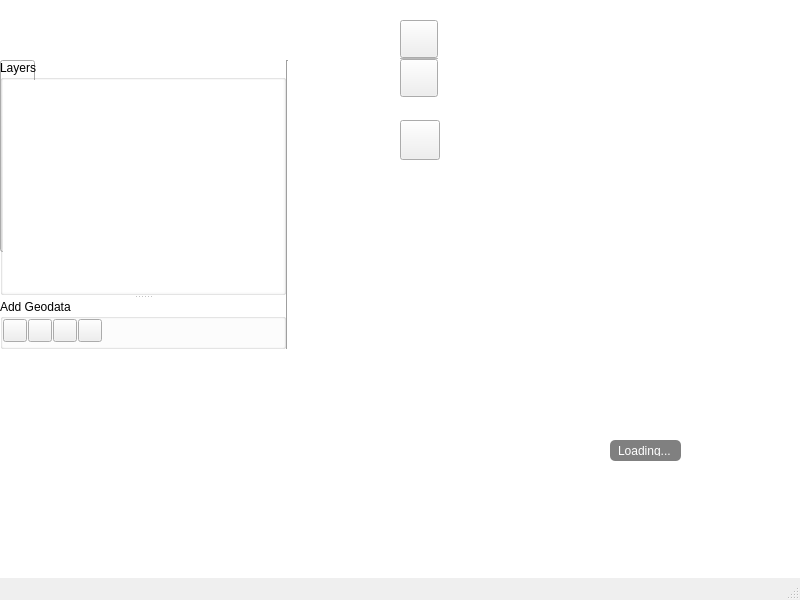
kadas-albireo/kadas-albireo2, file kadas/app/ui/kadaswindowbase.ui: the form before one commit.
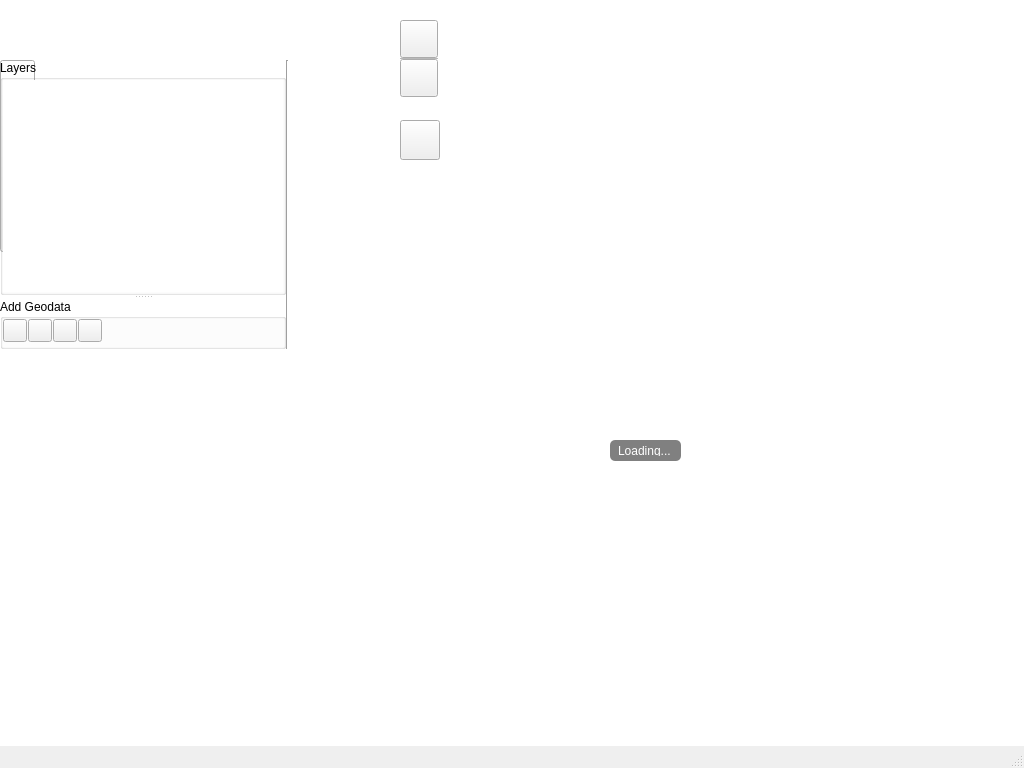
The form after the commit. Icons and pictures are not drawn. Custom widgets are drawn as their Qt base class.

Commit message: Store and restore main window geometry

Diff of the .ui file:
```diff
--- a/kadas/app/ui/kadaswindowbase.ui
+++ b/kadas/app/ui/kadaswindowbase.ui
@@ -6,8 +6,8 @@
    <rect>
     <x>0</x>
     <y>0</y>
-    <width>800</width>
-    <height>600</height>
+    <width>1024</width>
+    <height>768</height>
    </rect>
   </property>
   <property name="windowTitle">
```
The commit also changes 2 other files.
